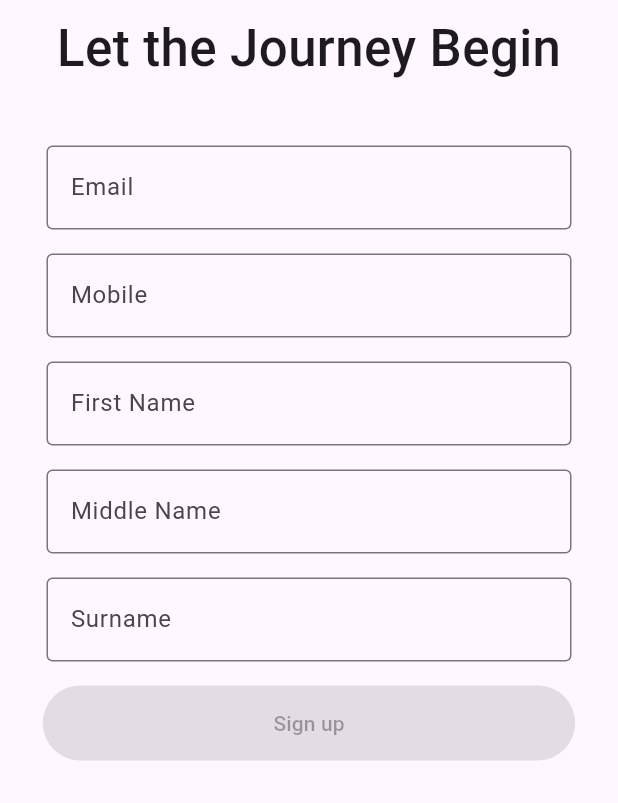
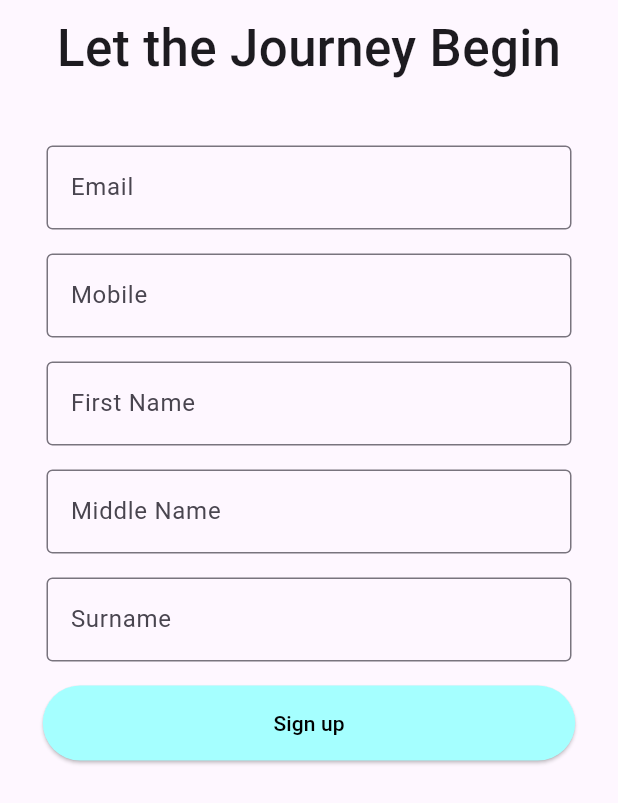
Before and after one commit to basiq-chris/Basiq-UDA, a Flutter app: the screen it shows after launch, after a tap on "Sign up", on a phone screen of 412 x 824 dp. Shown: the top 803 px of the screen. Run offline on Flutter 3.47's test engine with Material 3 defaults, Android fonts, the phone set to English and light mode, and no system bars; our stand-ins replace go_router.

Commit message:
FE: Modified button function

```diff
--- a/FE/lib/signup.dart
+++ b/FE/lib/signup.dart
@@ -1,4 +1,5 @@
 import 'package:flutter/material.dart';
+import 'package:http/http.dart' as http;
 
 class SignupPage extends StatelessWidget {
   const SignupPage({super.key});
@@ -19,6 +20,7 @@ class SignupState extends StatefulWidget {
 }
 
 class SignupForm extends State<SignupState> {
+  var response;
   @override
   Widget build(BuildContext context) {
     return MaterialApp(
@@ -105,7 +107,10 @@ class SignupForm extends State<SignupState> {
                   child: Row(
                     mainAxisAlignment: MainAxisAlignment.center,
                     children: [
-                      ElevatedButton(onPressed: null, style: ElevatedButton.styleFrom(
+                      ElevatedButton(onPressed: () async => {
+                        response = await http.Request("POST", Uri.parse("http://127.0.0.1:8642/createuser")).send(),
+                        debugPrint(response.toString())
+                      }, style: ElevatedButton.styleFrom(
                         foregroundColor: const Color(0xFF000000),
                         backgroundColor: const Color(0xFFA5FFFF),
                         minimumSize: const Size(355, 50)
--- a/FE/pubspec.yaml
+++ b/FE/pubspec.yaml
@@ -36,6 +36,7 @@ dependencies:
   # Use with the CupertinoIcons class for iOS style icons.
   cupertino_icons: ^1.0.2
   go_router: ^12.1.3
+  http: ^1.1.0
 
 dev_dependencies:
   flutter_test:
```
Also changed, not shown: FE/pubspec.lock.
